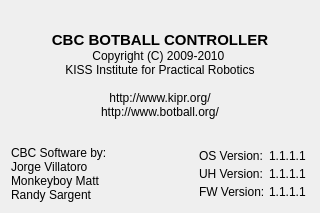
kipr/cbc, file cbcui/ui/About.ui: the form before one commit.
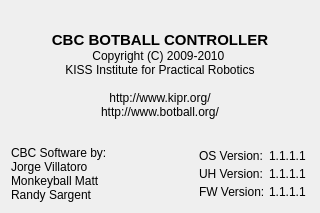
The form after the commit.

```diff
--- a/cbcui/ui/About.ui
+++ b/cbcui/ui/About.ui
@@ -57,7 +57,7 @@
        <property name="text">
         <string>CBC Software by:
 Jorge Villatoro
-Monkeyboy Matt
+Monkeyball Matt
 Randy Sargent</string>
        </property>
       </widget>
```
